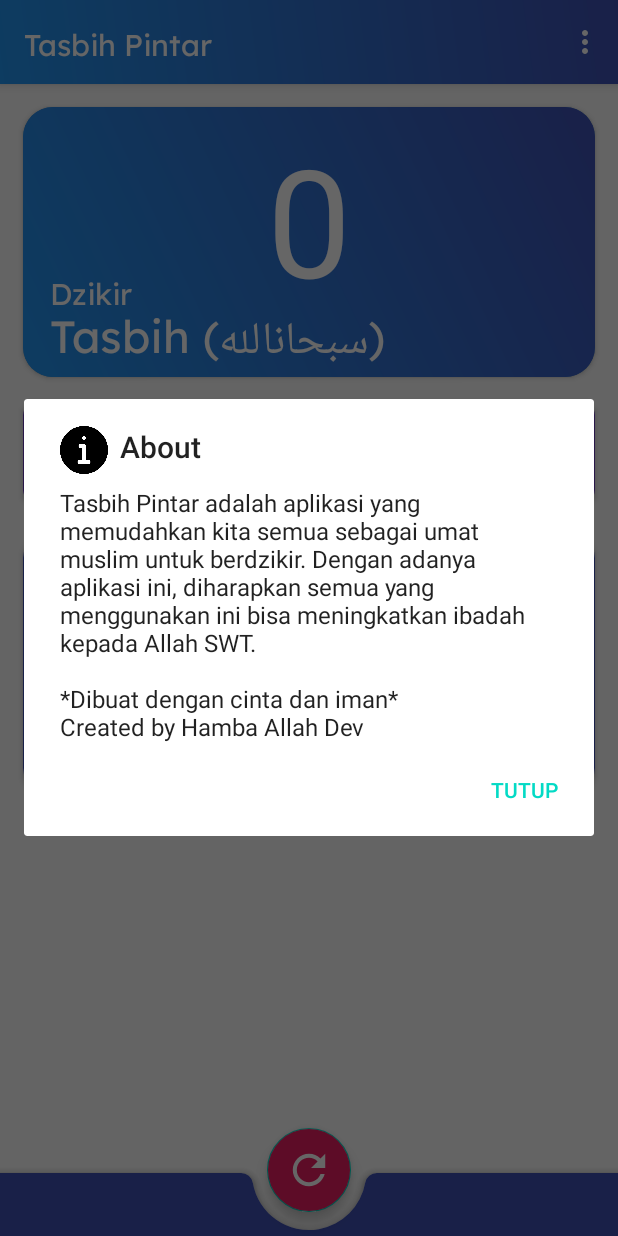
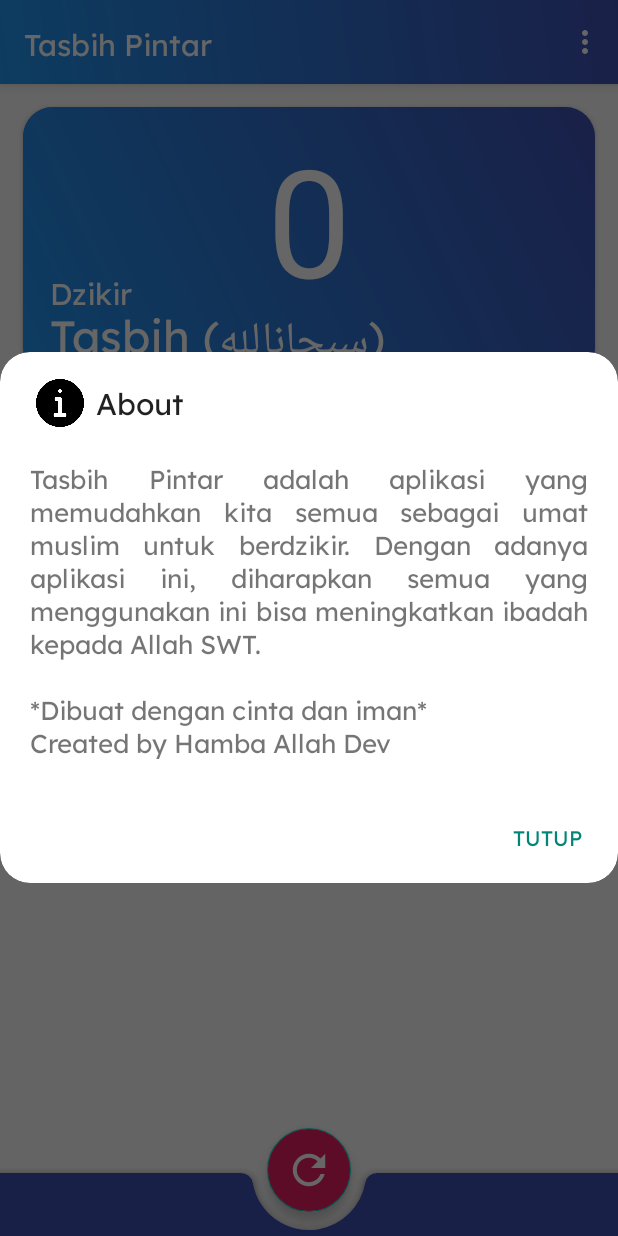
Before and after one commit to toufanialfarisi/Tasbih-Pintar, an Android app: the screen it shows after launch (MainActivity), in the options menu, after a tap on "About", on a phone screen of 412 x 824 dp. Run offline under Robolectric (Android 15) with nearby library versions, the phone set to English and light mode, and no system bars; libraries missing offline, so code that uses them is left out: com.getkeepsafe.taptargetview, com.pusher.pushnotifications; network calls fail; 4 statements that could not run were skipped.

Commit message:
Perbaharui tampilan Alert dialog builder

```diff
--- a/app/build.gradle
+++ b/app/build.gradle
@@ -55,6 +55,8 @@ dependencies {
     implementation "com.mlsdev.animatedrv:library:2.0.0"
     implementation 'me.zhanghai.android.materialprogressbar:library:1.6.1'
     implementation 'com.getkeepsafe.taptargetview:taptargetview:1.13.0'
+    implementation 'com.google.android.gms:play-services-location:17.0.0'
+
 
 
 }
--- a/app/src/main/java/com/makeitation/tasbihpintar/DataAdapter.java
+++ b/app/src/main/java/com/makeitation/tasbihpintar/DataAdapter.java
@@ -1,15 +1,11 @@
 package com.makeitation.tasbihpintar;
-
 import android.view.LayoutInflater;
 import android.view.View;
 import android.view.ViewGroup;
 import android.widget.ImageView;
 import android.widget.TextView;
-
 import com.bumptech.glide.Glide;
-
 import java.util.ArrayList;
-
 import androidx.annotation.NonNull;
 import androidx.recyclerview.widget.RecyclerView;
 
--- a/app/src/main/java/com/makeitation/tasbihpintar/MainActivity.java
+++ b/app/src/main/java/com/makeitation/tasbihpintar/MainActivity.java
@@ -1,15 +1,7 @@
 package com.makeitation.tasbihpintar;
-
 import androidx.appcompat.app.ActionBar;
 import androidx.appcompat.app.AlertDialog;
 import androidx.appcompat.app.AppCompatActivity;
-import androidx.appcompat.widget.Toolbar;
-import androidx.core.app.NotificationCompat;
-
-import android.app.Notification;
-import android.app.NotificationChannel;
-import android.app.NotificationManager;
-import android.content.Context;
 import android.content.DialogInterface;
 import android.content.Intent;
 import android.content.SharedPreferences;
@@ -21,6 +13,7 @@ import android.os.VibrationEffect;
 import android.os.Vibrator;
 import android.preference.PreferenceManager;
 import android.util.Log;
+import android.view.LayoutInflater;
 import android.view.Menu;
 import android.view.MenuItem;
 import android.view.View;
@@ -30,35 +23,29 @@ import android.widget.RelativeLayout;
 import android.widget.Switch;
 import android.widget.TextView;
 import android.widget.Toast;
-
 import com.getkeepsafe.taptargetview.TapTarget;
 import com.getkeepsafe.taptargetview.TapTargetSequence;
 import com.getkeepsafe.taptargetview.TapTargetView;
-import com.google.android.material.bottomnavigation.BottomNavigationView;
 import com.google.android.material.floatingactionbutton.FloatingActionButton;
-import com.google.firebase.messaging.RemoteMessage;
-import com.pusher.pushnotifications.PushNotificationReceivedListener;
 import com.pusher.pushnotifications.PushNotifications;
 
-import org.jetbrains.annotations.NotNull;
 
 public class MainActivity extends AppCompatActivity {
 
-    private BottomNavigationView mBottomNav;
+
     private int counter = 0;
     private int initialCounter = 0;
     private boolean getar = false;
     private boolean refrences = false;
-    FloatingActionButton floatingActionButton ;
-    TextView number, namaDzikir;
-    RelativeLayout lay3, lay2;
-    Vibrator vibrator;
-    Typeface typeface;
-    Switch switchGetar;
 
+    private FloatingActionButton floatingActionButton ;
+    private TextView number, namaDzikir;
+    private RelativeLayout lay3, lay2;
+    private Vibrator vibrator;
+    private Typeface typeface;
+    private Switch switchGetar;
 
     // favorite refrence : https://github.com/wasabeef/awesome-android-ui
-
     @Override
     protected void onCreate(Bundle savedInstanceState) {
 
@@ -67,12 +54,12 @@ public class MainActivity extends AppCompatActivity {
         getSupportActionBar().setBackgroundDrawable(getResources().getDrawable(R.drawable.gradient_card));
         changeFontActionBar();
 
-        // cloud massaging
-	    // dokumentasi : https://pusher.com/tutorials/push-notifications-android
+        /*
+            Cloud Messaging
+            dokumentasi : https://pusher.com/tutorials/push-notifications-android
+        */
         PushNotifications.start(getApplicationContext(), "5e5cb362-53dd-4170-9b88-c4f1637f70d1");
         PushNotifications.addDeviceInterest("hello");
-        // cloud massaging
-        // Tap Target View
 
         /*
             TOOLBAR
@@ -95,9 +82,11 @@ public class MainActivity extends AppCompatActivity {
             // SESSION
 
             Typeface typeface = getResources().getFont(R.font.myfont); // ganti font title bar
+            /*
+                efek tap target untuk perkenalan fitur di aplikasi saat aplikasi pertama kali diinstal
+                https://github.com/KeepSafe/TapTargetView
+             */
 
-            // efek tap target untuk perkenalan fitur di aplikasi saat aplikasi pertama kali diinstal
-            // https://github.com/KeepSafe/TapTargetView
             final View view = findViewById(R.id.switchAB);
             new TapTargetSequence(this)
                     .targets(TapTarget.forView(findViewById(R.id.fab),"Tombol Reset", "Klik tombol ini untuk mereset counter ke nilai 0")
@@ -125,20 +114,7 @@ public class MainActivity extends AppCompatActivity {
                     .listener(new TapTargetSequence.Listener() {
                 @Override
                 public void onSequenceFinish() {
-//                    Toast.makeText(MainActivity.this, "Selamat berdzikir :)", Toast.LENGTH_SHORT).show();
-                    AlertDialog.Builder alBuilder = new AlertDialog.Builder(MainActivity.this);
-                    alBuilder.setTitle("Rasulullah bersabda")
-                            .setMessage("“Barangsiapa yang pada tiap-tiap usai shalat bertasbih (membaca subhanallah) sebanyak 33 kali bertahmid (membaca alhamdulillah) sebanyak 33 kali dan bertakbir (membaca Allahu akbar) sebanyak 33 kali maka jumlahnya 99 kali lalu menyempurnakannya menjadi 100 dengan bacaan: Laa Ilaaha Illallaahu Wahdahu Laa Syariikalahu Lahul Mulku Walahul Hamdu Wahuwa ‘Alaa Kulli Syai-in Qadiir, maka diampunilah kesalahan-kesalahannya walaupun kesalahannya seperti buih air laut.” (HR. Muslim)")
-                            .setCancelable(false)
-                            .setIcon(R.drawable.info)
-                            .setPositiveButton("Tutup", new DialogInterface.OnClickListener() {
-                                @Override
-                                public void onClick(DialogInterface dialog, int which) {
-                                    dialog.cancel();
-                                }
-                            });
-                    AlertDialog alertDialog = alBuilder.create();
-                    alBuilder.show();
+                    dialogForm(R.layout.hadis, R.id.hadis, "Rasulullah bersabda");
                 }
 
                 @Override
@@ -153,7 +129,6 @@ public class MainActivity extends AppCompatActivity {
             }).start();
 
         }
-
         // ini untuk full screen /  menghilangkan title bar
         if (Build.VERSION.SDK_INT < 16) {
             getWindow().setFlags(WindowManager.LayoutParams.FLAG_FULLSCREEN,
@@ -209,7 +184,6 @@ public class MainActivity extends AppCompatActivity {
                     number.setText(String.valueOf(67));
 
                 }
-
                 else if (counter == 99){
                     number.setText(String.valueOf(99));
                     vibration(vibrator, 500);
@@ -237,9 +211,6 @@ public class MainActivity extends AppCompatActivity {
                 } else if (counter == 100){
                     namaDzikir.setText("Tahlil");
                     number.setText(String.valueOf(counter));
-
-                    // berikan TapTargetView
-
 
                 } else if (counter == 101){
                     counter = 0;
@@ -283,6 +254,7 @@ public class MainActivity extends AppCompatActivity {
 
 /*
         Fragment Bottom navigation
+        import com.google.android.material.bottomnavigation.BottomNavigationView;
 
         mBottomNav = findViewById(R.id.navigation);
         mBottomNav.setOnNavigationItemSelectedListener(new BottomNavigationView.OnNavigationItemSelectedListener() {
@@ -304,46 +276,56 @@ public class MainActivity extends AppCompatActivity {
     @Override
     public boolean onCreateOptionsMenu(Menu menu) {
         getMenuInflater().inflate(R.menu.action_menu, menu);
-//        MenuItem item = menu.findItem(R.id.switchId);
-//        item.setActionView(R.layout.layout_switch);
-//        Switch switchBtn = item.getActionView().findViewById(R.id.switchAB);
-//        switchBtn.setOnCheckedChangeListener(new CompoundButton.OnCheckedChangeListener() {
-//            @Override
-//            public void onCheckedChanged(CompoundButton buttonView, boolean isChecked) {
-//                if (isChecked){
-//                    getar = true;
-//                    Toast.makeText(MainActivity.this, "Mode Getar ON", Toast.LENGTH_SHORT).show();
-//                }
-//                else {
-//                    getar = false;
-//                    Toast.makeText(MainActivity.this, "Mode Getar OFF", Toast.LENGTH_SHORT).show();
-//                }
-//            }
-//        });
+        /*
+            MenuItem item = menu.findItem(R.id.switchId);
+            item.setActionView(R.layout.layout_switch);
+            Switch switchBtn = item.getActionView().findViewById(R.id.switchAB);
+            switchBtn.setOnCheckedChangeListener(new CompoundButton.OnCheckedChangeListener() {
+                @Override
+                public void onCheckedChanged(CompoundButton buttonView, boolean isChecked) {
+                    if (isChecked){
+                        getar = true;
+                        Toast.makeText(MainActivity.this, "Mode Getar ON", Toast.LENGTH_SHORT).show();
+                    }
+                    else {
+                        getar = false;
+                        Toast.makeText(MainActivity.this, "Mode Getar OFF", Toast.LENGTH_SHORT).show();
+                    }
+                }
+            });
+        */
+
         return true;
     }
 
     @Override
     public boolean onOptionsItemSelected(MenuItem item) {
         switch (item.getItemId()){
+
             case R.id.about:
-                AlertDialog.Builder alBuilder = new AlertDialog.Builder(this);
-                alBuilder.setTitle("About")
-                        .setMessage("Tasbih Pintar adalah aplikasi yang memudahkan kita semua sebagai umat muslim untuk berdzikir. Dengan adanya aplikasi ini, diharapkan semua yang menggunakan ini bisa meningkatkan ibadah kepada Allah SWT. \n\n*Dibuat dengan cinta dan iman*\nCreated by Hamba Allah Dev")
-                        .setCancelable(false)
-                        .setIcon(R.drawable.info)
-                        .setPositiveButton("Tutup", new DialogInterface.OnClickListener() {
+                dialogForm(R.layout.about, R.id.about, "About");
+        }
+
+        return super.onOptionsItemSelected(item);
+    }
+
+    private void dialogForm(int layout ,int resourceId, String title){
+        AlertDialog.Builder dialog = new AlertDialog.Builder(MainActivity.this, R.style.CustomAlertDialog);
+        LayoutInflater inflater = getLayoutInflater();
+        View dialogView = inflater.inflate(layout, null);
+        dialog.setView(dialogView);
+        dialog.setCancelable(true);
+        dialog.setIcon(R.drawable.info);
+        dialog.setTitle(title);
+         TextView text = (TextView) dialogView.findViewById(resourceId);
+         dialog.setPositiveButton("tutup", new DialogInterface.OnClickListener() {
              @Override
              public void onClick(DialogInterface dialog, int which) {
                  dialog.cancel();
              }
          });
-                AlertDialog alertDialog = alBuilder.create();
-                alBuilder.show();
+         dialog.show();
 
-        }
-
-        return super.onOptionsItemSelected(item);
     }
 
     private void vibration(Vibrator vibrator, int volume){
@@ -375,4 +357,6 @@ public class MainActivity extends AppCompatActivity {
         ab.setCustomView(tv);
     }
 
+
+
 }
--- a/app/src/main/java/com/makeitation/tasbihpintar/StringRequest.java
+++ b/app/src/main/java/com/makeitation/tasbihpintar/StringRequest.java
@@ -5,9 +5,7 @@ import com.android.volley.NetworkResponse;
 import com.android.volley.NoConnectionError;
 import com.android.volley.Response;
 import com.android.volley.VolleyError;
-
 import java.net.HttpURLConnection;
-
 import androidx.annotation.Nullable;
 
 public class StringRequest extends com.android.volley.toolbox.StringRequest {
--- a/app/src/main/java/com/makeitation/tasbihpintar/SwitchLayout.java
+++ b/app/src/main/java/com/makeitation/tasbihpintar/SwitchLayout.java
@@ -1,7 +1,5 @@
 package com.makeitation.tasbihpintar;
-
 import android.os.Bundle;
-
 import androidx.annotation.Nullable;
 import androidx.appcompat.app.AppCompatActivity;
 
--- /dev/null
+++ b/app/src/main/res/drawable/dialog_oval.xml
@@ -0,0 +1,5 @@
+<?xml version="1.0" encoding="utf-8"?>
+<shape xmlns:android="http://schemas.android.com/apk/res/android">
+    <solid android:color="#FFFFFF" />
+    <corners android:radius="20dp" />
+</shape>
--- /dev/null
+++ b/app/src/main/res/layout/about.xml
@@ -0,0 +1,19 @@
+<?xml version="1.0" encoding="utf-8"?>
+<LinearLayout xmlns:android="http://schemas.android.com/apk/res/android"
+    android:orientation="vertical" android:layout_width="match_parent"
+    android:layout_height="match_parent">
+
+    <TextView
+        android:layout_width="match_parent"
+        android:layout_height="wrap_content"
+        android:id="@+id/about"
+        android:text="@string/About"
+        android:layout_margin="20dp"
+        android:textSize="17dp"
+        android:justificationMode="inter_word"
+        android:fontFamily="@font/myfont"
+        />
+
+
+
+</LinearLayout>
--- a/app/src/main/res/values/colors.xml
+++ b/app/src/main/res/values/colors.xml
@@ -7,7 +7,7 @@
     <color name="bacaanSehat">#2A3B9C</color>
     <color name="start">#2196F3</color>
     <color name="end">#3F51B5</color>
-
+    <color name="black">#000000</color>
     <color name="start1">#2196F3</color>
     <color name="end1">#192983</color>
     <color name="putih">#FFFFFF</color>
--- a/app/src/main/res/values/strings.xml
+++ b/app/src/main/res/values/strings.xml
@@ -1,3 +1,5 @@
 <resources>
     <string name="app_name">Tasbih Pintar</string>
+    <string name="About">Tasbih Pintar adalah aplikasi yang memudahkan kita semua sebagai umat muslim untuk berdzikir. Dengan adanya aplikasi ini, diharapkan semua yang menggunakan ini bisa meningkatkan ibadah kepada Allah SWT. \n\n*Dibuat dengan cinta dan iman*\nCreated by Hamba Allah Dev</string>
+    <string name="hadis">“Barangsiapa yang pada tiap-tiap usai shalat bertasbih (membaca subhanallah) sebanyak 33 kali bertahmid (membaca alhamdulillah) sebanyak 33 kali dan bertakbir (membaca Allahu akbar) sebanyak 33 kali maka jumlahnya 99 kali lalu menyempurnakannya menjadi 100 dengan bacaan: Laa Ilaaha Illallaahu Wahdahu Laa Syariikalahu Lahul Mulku Walahul Hamdu Wahuwa ‘Alaa Kulli Syai-in Qadiir, maka diampunilah kesalahan-kesalahannya walaupun kesalahannya seperti buih air laut.” (HR. Muslim)</string>
 </resources>
--- a/app/src/main/res/values/styles.xml
+++ b/app/src/main/res/values/styles.xml
@@ -20,4 +20,12 @@
         <item name="font">@font/myfont</item>
     </style>
 
+    <style name="CustomAlertDialog" parent="Theme.AppCompat.Light.Dialog.Alert">
+        <item name="android:windowBackground">@drawable/dialog_oval</item>
+        <item name="android:fontFamily">@font/myfont</item>
+    </style>
+
+    <style name="MyTextAppearance" parent="TextAppearance.AppCompat">
+        <item name="android:fontFamily">@font/myfont</item>
+    </style>
 </resources>
```
Also changed, not shown: app/src/main/AndroidManifest.xml (+6 -1 lines), app/src/main/java/com/makeitation/tasbihpintar/Panduan.java (+9 -15 lines), app/src/main/res/layout/hadis.xml (added, +15 -0 lines), app/src/main/assets/fonts/lexend.ttf (added). Lines whose indentation alone changed are shown as unchanged.
